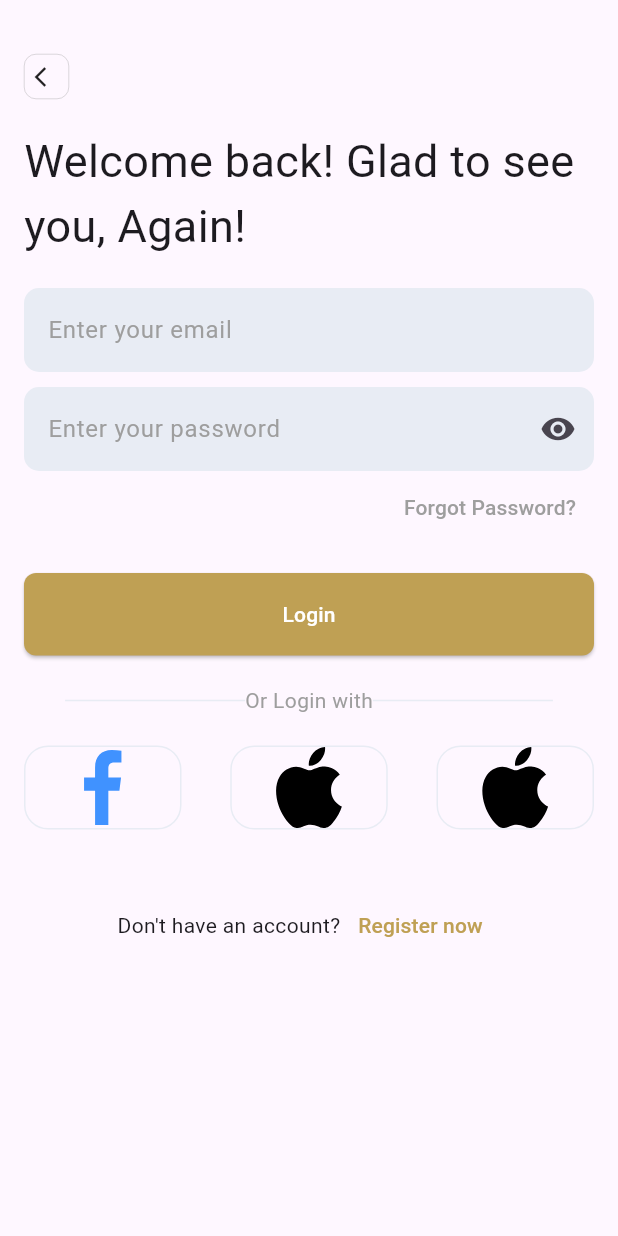
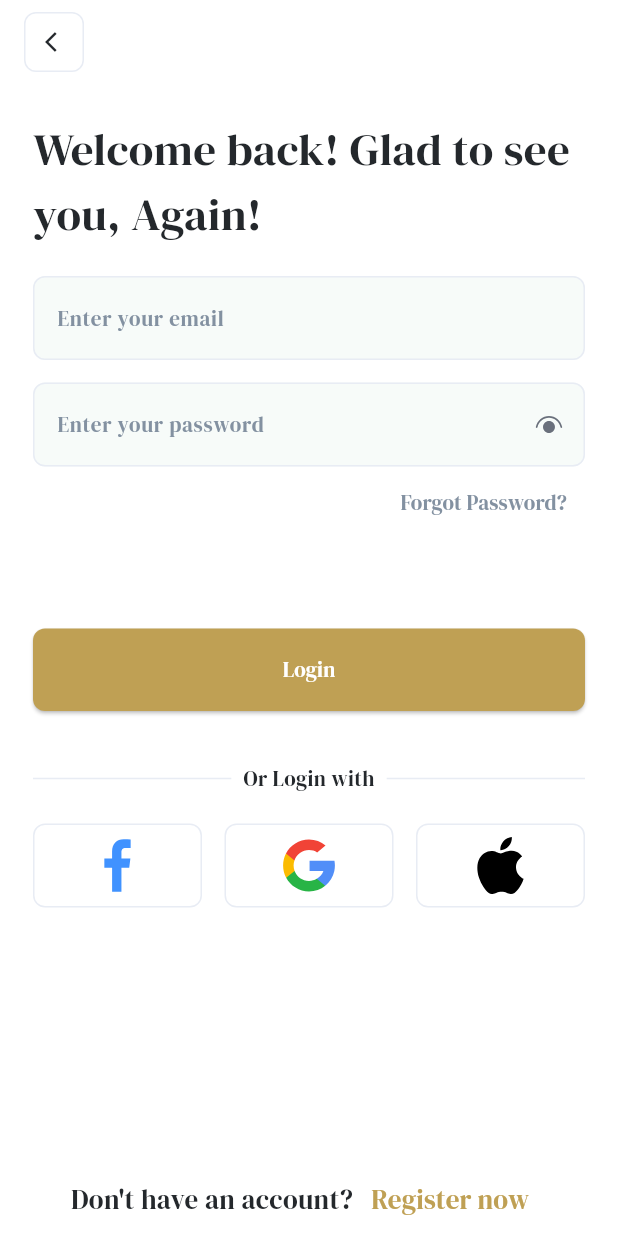
Before and after one commit to Islam3020/bookia, a Flutter app: the screen it shows after launch, after a tap on "Login", on a phone screen of 412 x 824 dp. Run offline on Flutter 3.47's test engine with Material 3 defaults, Android fonts, the phone set to English and light mode, and no system bars; our stand-ins replace flutter_svg, gap; Roboto replaces fonts that are missing (DMSerifDisplay).

Commit message:
refactor login,register and forgotPassword views

```diff
--- a/lib/core/constants/app_fonts.dart
+++ b/lib/core/constants/app_fonts.dart
@@ -1,3 +1,3 @@
 class AppFonts {
-  static const String fontFamily= "DMSerifDisplay";
+  static  String fontFamily= 'DM Serif Display';
 }
--- a/lib/core/constants/assets_manager.dart
+++ b/lib/core/constants/assets_manager.dart
@@ -7,6 +7,7 @@ class AssetsManager {
   static const String category = "assets/icons/Category.svg";
   static const String eye = "assets/icons/eye.svg";
   static const String facebook = "assets/icons/facebook_ic.svg";
+  static const String google = "assets/icons/google_ic.svg";
   static const String home = "assets/icons/Home.svg";
   static const String notification = "assets/icons/notification.svg";
   static const String profile = "assets/icons/Profile.svg";
--- a/lib/core/utils/app_colors.dart
+++ b/lib/core/utils/app_colors.dart
@@ -5,7 +5,7 @@ class AppColors {
   static const Color borderColor = Color(0xFFE8ECF4);
   static const Color darkGray = Color(0xFF6A707C);
   static const Color darkColor = Color(0xFF24282C);
-  static const Color greyColor = Colors.grey;
+  static const Color greyColor = Color(0xff8391A1);
   static const Color backgroundColor = Color(0xFFFFFFFF);
   static const Color secondryColor = Color(0xFFF5EFE1);
   static const Color accentColor = Color(0xFFF7FBF9);
--- a/lib/core/utils/text_styles.dart
+++ b/lib/core/utils/text_styles.dart
@@ -5,7 +5,7 @@ import 'package:flutter/material.dart';
 
 
 TextStyle getHeadLineTextStyle(BuildContext context,
-    {double? fontSize, Color? color, FontWeight? fontWeight}) {
+    {double? fontSize, Color? color, }) {
   return TextStyle(
     fontFamily: AppFonts.fontFamily,
     fontSize: fontSize ?? 30,
@@ -14,7 +14,7 @@ TextStyle getHeadLineTextStyle(BuildContext context,
   );
 }
 TextStyle getTitleTextStyle(BuildContext context,
-    {double? fontSize, Color? color, FontWeight? fontWeight}) {
+    {double? fontSize, Color? color, }) {
   return TextStyle(
     fontFamily: AppFonts.fontFamily,
     fontSize: fontSize ?? 24,
@@ -24,7 +24,7 @@ TextStyle getTitleTextStyle(BuildContext context,
 }
 
 TextStyle getBodyTextStyle(BuildContext context,
-    {double? fontSize, Color? color, FontWeight? fontWeight}) {
+    {double? fontSize, Color? color, }) {
   return TextStyle(
     fontFamily: AppFonts.fontFamily,
     fontSize: fontSize ?? 18,
@@ -34,7 +34,7 @@ TextStyle getBodyTextStyle(BuildContext context,
 }
 
 TextStyle getSmallTextStyle(
-    {double? fontSize, Color? color, FontWeight? fontWeight}) {
+    {double? fontSize, Color? color, }) {
   return TextStyle(
     fontFamily:AppFonts.fontFamily,
     fontSize: fontSize ?? 14,
--- a/lib/core/utils/themes.dart
+++ b/lib/core/utils/themes.dart
@@ -1,9 +1,11 @@
+import 'package:bookia/core/constants/app_fonts.dart';
 import 'package:bookia/core/utils/app_colors.dart';
 import 'package:bookia/core/utils/text_styles.dart';
 import 'package:flutter/material.dart';
 
 class AppThemes {
   static ThemeData lightTheme =  ThemeData(
+    fontFamily: AppFonts.fontFamily,
               scaffoldBackgroundColor: AppColors.backgroundColor,
               appBarTheme: const AppBarTheme(
                 backgroundColor: AppColors.backgroundColor,
--- a/lib/core/widgets/pop_container.dart
+++ b/lib/core/widgets/pop_container.dart
@@ -1,4 +1,3 @@
-
 import 'package:bookia/core/utils/app_colors.dart';
 import 'package:flutter/material.dart';
 
@@ -9,17 +8,24 @@ class PopContainer extends StatelessWidget {
 
   @override
   Widget build(BuildContext context) {
-    return InkWell(onTap: () {
-      Navigator.of(context).pop();
-    },
+    return InkWell(
+      onTap: () {
+        Navigator.of(context).pop();
+      },
       child: Container(
-        width: 30,height: 30,
-
+          width: 40,
+          height: 40,
           decoration: BoxDecoration(
               borderRadius: BorderRadius.circular(8),
-              border: Border.all(color: AppColors.greyColor,width: .25)),
-          child:
-               const Icon(Icons.arrow_back_ios,size: 16,)),
+              border: Border.all(color: AppColors.borderColor, width: 1)),
+          child: const Padding(
+            padding: EdgeInsets.only(left: 4.0),
+            child: Icon(
+              Icons.arrow_back_ios,
+              size: 16,
+              color: AppColors.darkColor,
+            ),
+          )),
     );
   }
 }
--- a/lib/features/auth/presentation/pages/login_view.dart
+++ b/lib/features/auth/presentation/pages/login_view.dart
@@ -1,11 +1,13 @@
-
+import 'package:bookia/core/extension/extensions.dart';
+import 'package:bookia/core/utils/app_colors.dart';
+import 'package:bookia/core/utils/text_styles.dart';
 import 'package:bookia/core/widgets/custom_buttons.dart';
 import 'package:bookia/core/widgets/pop_container.dart';
 import 'package:bookia/features/auth/presentation/pages/forgot_password.dart';
 import 'package:bookia/features/auth/presentation/pages/register_view.dart';
-import 'package:bookia/features/auth/presentation/widgets/custom_text_form_field.dart';
 import 'package:bookia/features/auth/presentation/widgets/login_ways.dart';
 import 'package:flutter/material.dart';
+import 'package:flutter_svg/svg.dart';
 
 class LoginView extends StatefulWidget {
   const LoginView({super.key});
@@ -21,33 +23,28 @@ class _LoginViewState extends State<LoginView> {
   @override
   Widget build(BuildContext context) {
     return Scaffold(
-      body: SafeArea(
-        child: Padding(
-          padding: const EdgeInsets.all(16.0),
+      appBar: AppBar(
+        automaticallyImplyLeading: false,
+        title: const PopContainer(),
+      ),
+      body: Padding(
+        padding: const EdgeInsets.all(22.0),
         child: Form(
           key: _formKey,
+          child: SingleChildScrollView(
             child: Column(
               children: [
-                const SizedBox(
-                  height: 20,
-                ),
-                const Row(
-                  children: [
-                    PopContainer(),
-                  ],
+                Text(
+                  'Welcome back! Glad to see you, Again!',
+                  style: getHeadLineTextStyle(context),
                 ),
                 const SizedBox(
                   height: 20,
                 ),
-                const Text(
-                  'Welcome back! Glad to see you, Again!',
-                  style: TextStyle(fontWeight: FontWeight.w400, fontSize: 30),
+                TextFormField(
+                  decoration: const InputDecoration(
+                    hintText: 'Enter your email',
                   ),
-                const SizedBox(
-                  height: 20,
-                ),
-                CustomTextFormField(
-                  hintText: 'Enter your email',
                   validator: (value) {
                     if (value == null || value.isEmpty) {
                       return 'Please enter your email';
@@ -56,28 +53,26 @@ class _LoginViewState extends State<LoginView> {
                   },
                 ),
                 const SizedBox(
-                  height: 10,
+                  height: 15,
                 ),
                 TextFormField(
                   obscureText: obscureText,
                   decoration: InputDecoration(
-                      filled: true,
-                      fillColor: const Color(0xffE8ECF4),
-                      border: OutlineInputBorder(
-                        borderRadius: BorderRadius.circular(10),
-                        borderSide: BorderSide.none,
-                      ),
                     suffixIcon: IconButton(
                       onPressed: () {
                         setState(() {
                           obscureText = !obscureText;
                         });
                       },
-                          icon: Icon(obscureText
-                              ? Icons.visibility
-                              : Icons.visibility_off)),
+                      icon: obscureText
+                          ? SvgPicture.asset('assets/icons/eye.svg')
+                          : const Icon(
+                              Icons.visibility_off,
+                              color: AppColors.greyColor,
+                            ),
+                    ),
                     hintText: 'Enter your password',
-                      hintStyle: const TextStyle(color: Colors.grey)),
+                  ),
                   validator: (value) {
                     if (value == null || value.isEmpty) {
                       return 'Please enter your password';
@@ -90,17 +85,16 @@ class _LoginViewState extends State<LoginView> {
                   children: [
                     TextButton(
                         onPressed: () {
-                          Navigator.of(context).push(MaterialPageRoute(
-                            builder: (context) =>const  ForgotPassword()));
+                          context.pushTo(const ForgotPassword());
                         },
-                        child: const Text(
+                        child: Text(
                           'Forgot Password?',
-                          style: TextStyle(color: Colors.grey),
+                          style: getSmallTextStyle(),
                         ))
                   ],
                 ),
                 const SizedBox(
-                  height: 20,
+                  height: 60,
                 ),
                 CustomButton(
                   text: 'Login',
@@ -111,24 +105,33 @@ class _LoginViewState extends State<LoginView> {
                   },
                 ),
                 const SizedBox(
-                  height: 20,
+                  height: 35,
                 ),
                 Row(
                   mainAxisAlignment: MainAxisAlignment.center,
                   children: [
-                    Container(
-                      width: 120,
+                    Expanded(
+                      child: Container(
+
                         height: 1,
-                      decoration: const BoxDecoration(color: Color(0xffE8ECF4)),
+                        decoration:
+                            const BoxDecoration(color: AppColors.borderColor),
                       ),
-                    const Text(
+                    ),
+                    Padding(
+                      padding: const EdgeInsets.symmetric(horizontal:8.0),
+                      child: Text(
                         'Or Login with',
-                      style: TextStyle(color: Colors.grey),
+                        style: getSmallTextStyle(color: AppColors.darkColor),
                       ),
-                    Container(
-                      width: 120,
+                    ),
+                    Expanded(
+                      child: Container(
+
                         height: 1,
-                      decoration: const BoxDecoration(color: Color(0xffE8ECF4)),
+                        decoration:
+                            const BoxDecoration(color: AppColors.borderColor),
+                      ),
                     ),
                   ],
                 ),
@@ -139,29 +142,32 @@ class _LoginViewState extends State<LoginView> {
                 const SizedBox(
                   height: 40,
                 ),
-                Row(
+                 ],
+            ),
+          ),
+        ),
+      ),bottomNavigationBar: SafeArea(
+        child: Row(
                       mainAxisAlignment: MainAxisAlignment.center,
                       children: [
-                    const Text(
+                        Text(
                           'Don\'t have an account?',
+                          style: getBodyTextStyle(context),
                         ),
                         TextButton(
                           onPressed: () {
-                        Navigator.of(context).push(MaterialPageRoute(
-                            builder: (context) => const RegisterView()));
+                            context.pushReplacement(const RegisterView());
                           },
-                      child: const Text(
+                          child: Text(
                             'Register now',
-                        style: TextStyle(color: Color(0xffBFA054)),
+                            style: getBodyTextStyle(context,
+                                color: AppColors.primaryColor),
                           ),
                         ),
                       ],
                     ),
-              ],
       ),
-          ),
-        ),
-      ),
+
     );
   }
 }
--- a/lib/features/auth/presentation/widgets/custom_text_form_field.dart
+++ b/lib/features/auth/presentation/widgets/custom_text_form_field.dart
@@ -1,4 +1,5 @@
 import 'package:bookia/core/utils/app_colors.dart';
+import 'package:bookia/core/utils/text_styles.dart';
 import 'package:flutter/material.dart';
 
 class CustomTextFormField extends StatelessWidget {
@@ -28,7 +29,7 @@ class CustomTextFormField extends StatelessWidget {
              borderSide: const BorderSide(color: AppColors.primaryColor)
           ),
           hintText: hintText,
-          hintStyle:  const TextStyle(color: AppColors.greyColor)),
+          hintStyle:  getSmallTextStyle(),),
       validator: validator,
     );
   }
--- a/lib/features/auth/presentation/widgets/login_way_item.dart
+++ b/lib/features/auth/presentation/widgets/login_way_item.dart
@@ -10,12 +10,15 @@ class LoginWayItem extends StatelessWidget {
   final Widget? widget;
   @override
   Widget build(BuildContext context) {
-    return Container(
-        width: 105,
-        height: 56,
-        decoration: BoxDecoration(
-            border: Border.all(color: AppColors.borderColor),
-            borderRadius: BorderRadius.circular(16)),
-        child: widget);
+    return Expanded(
+      child: Container(
+
+          height: 56,
+          padding: const EdgeInsets.all(8),
+          decoration: BoxDecoration(
+              border: Border.all(color: AppColors.borderColor),
+              borderRadius: BorderRadius.circular(8)),
+          child: widget),
+    );
   }
 }
--- a/lib/features/auth/presentation/widgets/login_ways.dart
+++ b/lib/features/auth/presentation/widgets/login_ways.dart
@@ -1,8 +1,8 @@
-
 import 'package:bookia/core/constants/assets_manager.dart';
 import 'package:bookia/features/auth/presentation/widgets/login_way_item.dart';
 import 'package:flutter/material.dart';
 import 'package:flutter_svg/flutter_svg.dart';
+import 'package:gap/gap.dart';
 
 class LoginWays extends StatelessWidget {
   const LoginWays({
@@ -11,17 +11,18 @@ class LoginWays extends StatelessWidget {
 
   @override
   Widget build(BuildContext context) {
-    return   Row(mainAxisAlignment: MainAxisAlignment.spaceBetween,
+    return Row(
+      mainAxisAlignment: MainAxisAlignment.spaceBetween,
       children: [
         LoginWayItem(
-          widget: SvgPicture.asset(AssetsManager.facebook),
+          widget: SvgPicture.asset(
+            AssetsManager.facebook,
+          ),
         ),
-        LoginWayItem(
-            widget:
-                SvgPicture.asset(AssetsManager.apple)),
-        LoginWayItem(
-          widget: SvgPicture.asset(AssetsManager.apple)
-        ),
+        const Gap(15),
+        LoginWayItem(widget: SvgPicture.asset(AssetsManager.google)),
+        const Gap(15),
+        LoginWayItem(widget: SvgPicture.asset(AssetsManager.apple)),
       ],
     );
   }
--- a/lib/main.dart
+++ b/lib/main.dart
@@ -1,17 +1,60 @@
+
+import 'package:bookia/core/constants/app_fonts.dart';
+import 'package:bookia/core/utils/app_colors.dart';
+import 'package:bookia/core/utils/text_styles.dart';
 import 'package:bookia/features/into/splash.dart';
 import 'package:flutter/material.dart';
 
 void main() {
   runApp(const BookiaApp());
 }
+
 class BookiaApp extends StatelessWidget {
   const BookiaApp({super.key});
 
   @override
   Widget build(BuildContext context) {
-    return const MaterialApp(
+    return MaterialApp(
+      theme: ThemeData(
+    fontFamily: AppFonts.fontFamily,
+              scaffoldBackgroundColor: AppColors.backgroundColor,
+              appBarTheme: const AppBarTheme(surfaceTintColor: Colors.transparent,
+                backgroundColor: AppColors.backgroundColor,
+                elevation: 0,
+                titleTextStyle: TextStyle(
+                  color: AppColors.darkColor,
+                  fontSize: 18,
+
+                ),
+                iconTheme: IconThemeData(color: AppColors.primaryColor),
+              ),
+              colorScheme: ColorScheme.fromSeed(
+                seedColor: AppColors.primaryColor,
+                onSurface: AppColors.darkColor,
+              ),
+              inputDecorationTheme: InputDecorationTheme(
+                fillColor: AppColors.accentColor,
+                filled: true,
+                hintStyle: getSmallTextStyle(),
+                enabledBorder: OutlineInputBorder(
+                  borderRadius: BorderRadius.circular(8),
+                  borderSide: const BorderSide(color: AppColors.borderColor),
+                ),
+                focusedBorder: OutlineInputBorder(
+                  borderRadius: BorderRadius.circular(8),
+                  borderSide: const BorderSide(color: AppColors.borderColor),
+                ),
+                errorBorder: OutlineInputBorder(
+                  borderRadius: BorderRadius.circular(8),
+                  borderSide: const BorderSide(color: Colors.red),
+                ),
+                focusedErrorBorder: OutlineInputBorder(
+                  borderRadius: BorderRadius.circular(8),
+                  borderSide: const BorderSide(color: Colors.red),
+                ),
+              )),
       debugShowCheckedModeBanner: false,
-      home:  SplashScreen(),
+      home: const SplashScreen(),
     );
   }
 }
```
Also changed, not shown: lib/features/auth/presentation/pages/forgot_password.dart (+50 -37 lines), lib/features/auth/presentation/pages/register_view.dart (+23 -24 lines), assets/icons/google_ic.svg (added). Lines whose indentation alone changed are shown as unchanged.
